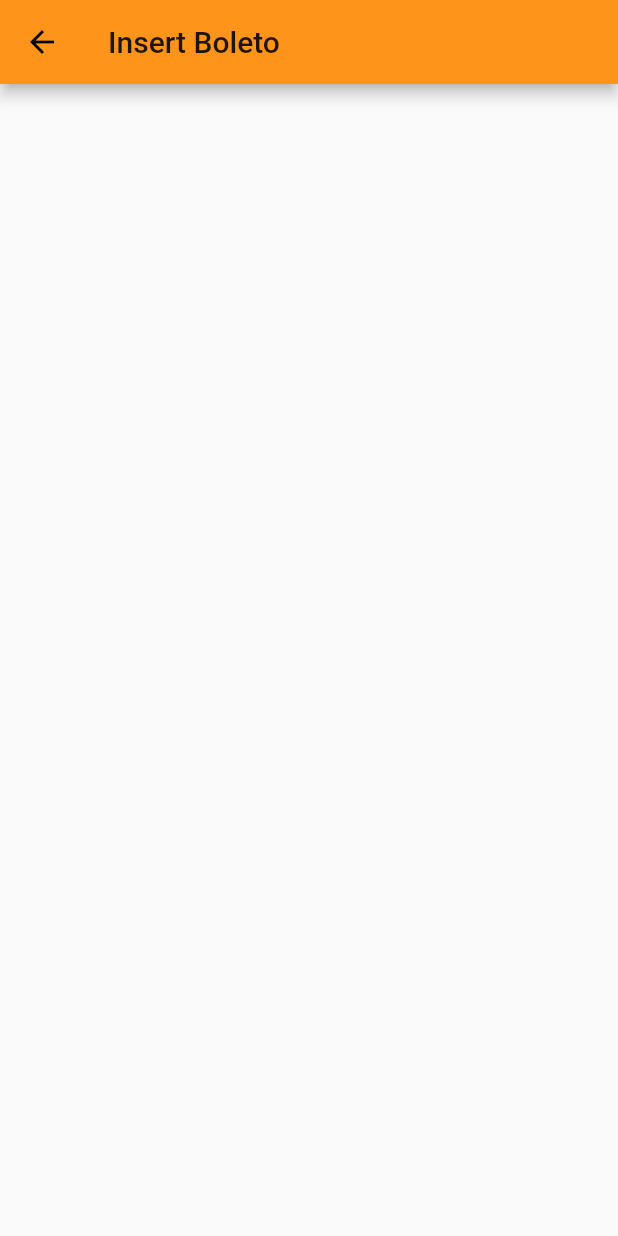
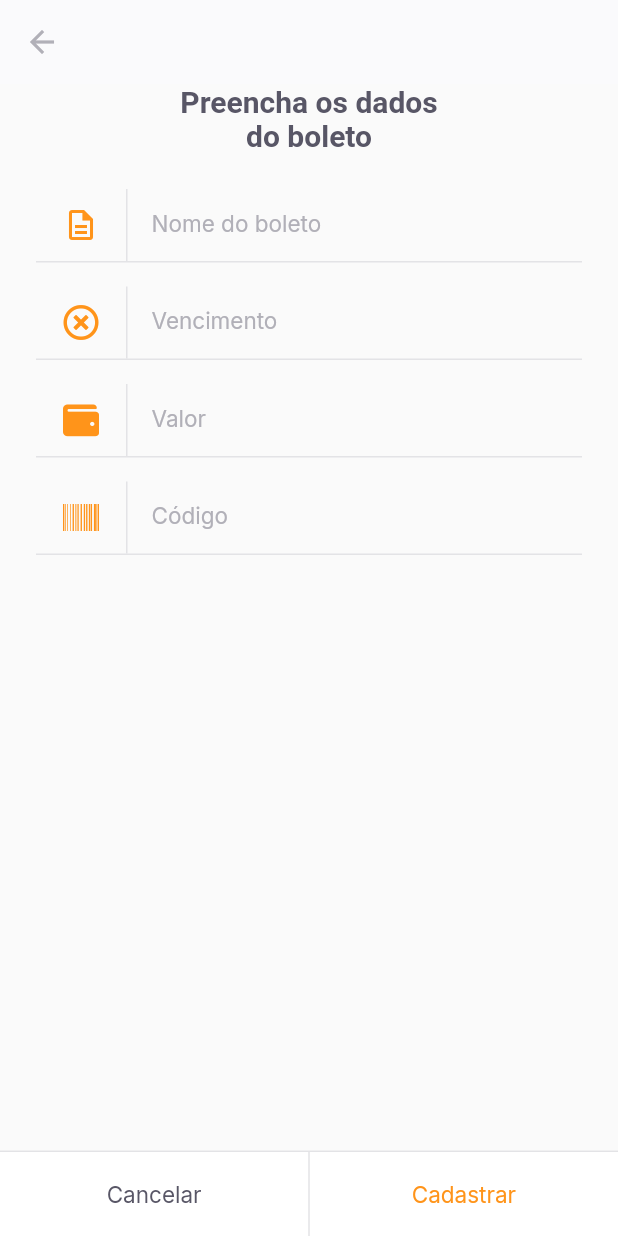
Before and after one commit to lucaswilliamgomes/payflow, a Flutter app: the InsertBoletoPage screen opened by its route, on a phone screen of 412 x 824 dp. Run offline on Flutter 3.47's test engine with Material 2 defaults, Android fonts, the phone set to English and light mode, and no system bars; our stand-ins replace camera, firebase_core, flutter_masked_text2, font_awesome_flutter, google_fonts, google_sign_in and 2 more; missing offline and left inert: google_ml_kit; accounts and stored records are empty.

Commit message:
Initialize creation insert boleto page

```diff
--- a/lib/modules/home/home_page.dart
+++ b/lib/modules/home/home_page.dart
@@ -69,7 +69,8 @@ class _HomePageState extends State<HomePage> {
                 )),
             GestureDetector(
               onTap: () {
-                Navigator.pushNamed(context, "/barcode_scanner");
+                //Navigator.pushNamed(context, "/barcode_scanner");
+                Navigator.pushNamed(context, "/insert_boleto");
               },
               child: Container(
                 width: 56,
--- a/lib/modules/insert_boleto/insert_boleto_page.dart
+++ b/lib/modules/insert_boleto/insert_boleto_page.dart
@@ -1,13 +1,93 @@
 import 'package:flutter/material.dart';
+import 'package:flutter_masked_text2/flutter_masked_text2.dart';
+import 'package:font_awesome_flutter/font_awesome_flutter.dart';
+import 'package:payflow/shared/themes/app_colors.dart';
+import 'package:payflow/shared/themes/app_text_styles.dart';
+import 'package:payflow/shared/widgets/input_text/input_text_widget.dart';
+import 'package:payflow/shared/widgets/set_label_buttons/set_label_buttons.dart';
 
-class InsertBoletoPage extends StatelessWidget {
-  const InsertBoletoPage({Key? key}) : super(key: key);
+class InsertBoletoPage extends StatefulWidget {
+  final String? barcode;
+  const InsertBoletoPage({Key? key, this.barcode}) : super(key: key);
+
+  @override
+  _InsertBoletoPageState createState() => _InsertBoletoPageState();
+}
+
+class _InsertBoletoPageState extends State<InsertBoletoPage> {
+  final moneyInputTextController =
+      MoneyMaskedTextController(leftSymbol: "R\$", decimalSeparator: ",");
+
+  final dueDataInputTextController = MaskedTextController(mask: "00/00/0000");
+  final barcodeInputTextController = TextEditingController();
+
+  @override
+  void initState() {
+    if (widget.barcode != null) {
+      barcodeInputTextController.text = widget.barcode!;
+    }
+    super.initState();
+  }
 
   @override
   Widget build(BuildContext context) {
     return Scaffold(
       appBar: AppBar(
-        title: Text('Insert Boleto'),
+        backgroundColor: AppColors.shape,
+        elevation: 0,
+        leading: BackButton(
+          color: AppColors.input,
+        ),
+      ),
+      body: Padding(
+        padding: const EdgeInsets.symmetric(horizontal: 24),
+        child: Column(
+          children: [
+            Padding(
+              padding: const EdgeInsets.symmetric(horizontal: 93),
+              child: Text(
+                "Preencha os dados do boleto",
+                style: TextStyles.titleBoldHeading,
+                textAlign: TextAlign.center,
+              ),
+            ),
+            SizedBox(
+              height: 24,
+            ),
+            InputTextWidget(
+              label: "Nome do boleto",
+              icon: Icons.description_outlined,
+              onChanged: (value) {},
+            ),
+            InputTextWidget(
+              controller: dueDataInputTextController,
+              label: "Vencimento",
+              icon: FontAwesomeIcons.timesCircle,
+              onChanged: (value) {},
+            ),
+            InputTextWidget(
+              controller: moneyInputTextController,
+              label: "Valor",
+              icon: FontAwesomeIcons.wallet,
+              onChanged: (value) {},
+            ),
+            InputTextWidget(
+              controller: barcodeInputTextController,
+              label: "Código",
+              icon: FontAwesomeIcons.barcode,
+              onChanged: (value) {},
+            ),
+          ],
+        ),
+      ),
+      bottomNavigationBar: SetLabelButtons(
+        primaryLabel: "Cancelar",
+        primaryOnPressed: () {
+          Navigator.pop(context);
+        },
+        secondaryLabel: "Cadastrar",
+        secondaryOnPressed: () {},
+        enableSecondaryColor: true,
       ),
     );
   }
--- a/lib/shared/auth/auth_controller.dart
+++ b/lib/shared/auth/auth_controller.dart
@@ -11,9 +11,9 @@ class AuthController {
     if (user != null) {
       _user = user;
       saveUser(user);
-      Navigator.pushReplacementNamed(context, "/home");
+      Navigator.pushNamedAndRemoveUntil(context, "/home", (route) => false);
     } else {
-      Navigator.pushReplacementNamed(context, "/login");
+      Navigator.pushNamedAndRemoveUntil(context, "/login", (route) => false);
     }
   }
 
--- a/lib/shared/themes/app_colors.dart
+++ b/lib/shared/themes/app_colors.dart
@@ -1,4 +1,4 @@
-import  'package:flutter/material.dart';
+import 'package:flutter/material.dart';
 
 class AppColors {
   static final primary = Color(0xFFFF941A);
@@ -9,4 +9,5 @@ class AppColors {
   static final stroke = Color(0xFFE3E3E6);
   static final shape = Color(0xFFFAFAFC);
   static final background = Color(0xFFFFFFFF);
+  static final input = Color(0xFFB1B0B8);
 }
--- a/lib/shared/themes/app_text_styles.dart
+++ b/lib/shared/themes/app_text_styles.dart
@@ -108,4 +108,14 @@ class TextStyles {
     fontWeight: FontWeight.w600,
     color: AppColors.body,
   );
+  static final input = GoogleFonts.inter(
+    fontSize: 15,
+    fontWeight: FontWeight.w600,
+    color: AppColors.heading,
+  );
+  static final labelInput = GoogleFonts.inter(
+    fontSize: 15,
+    fontWeight: FontWeight.w400,
+    color: AppColors.input,
+  );
 }
--- /dev/null
+++ b/lib/shared/widgets/input_text/input_text_widget.dart
@@ -0,0 +1,64 @@
+import 'package:flutter/material.dart';
+import 'package:payflow/shared/themes/app_colors.dart';
+import 'package:payflow/shared/themes/app_text_styles.dart';
+
+class InputTextWidget extends StatelessWidget {
+  final String label;
+  final IconData icon;
+  final String? initialValue;
+  final String? Function(String?)? validator;
+  final TextEditingController? controller;
+  final void Function(String value) onChanged;
+
+  const InputTextWidget({
+    Key? key,
+    required this.label,
+    required this.icon,
+    this.initialValue,
+    this.validator,
+    this.controller,
+    required this.onChanged,
+  }) : super(key: key);
+
+  @override
+  Widget build(BuildContext context) {
+    return Padding(
+      padding: const EdgeInsets.only(bottom: 16),
+      child: Column(
+        children: [
+          TextFormField(
+            style: TextStyles.input,
+            decoration: InputDecoration(
+              contentPadding: EdgeInsets.zero,
+              labelText: label,
+              labelStyle: TextStyles.labelInput,
+              border: InputBorder.none,
+              icon: Row(
+                mainAxisSize: MainAxisSize.min,
+                children: [
+                  Padding(
+                    padding: const EdgeInsets.symmetric(horizontal: 18.0),
+                    child: Icon(
+                      icon,
+                      color: AppColors.primary,
+                    ),
+                  ),
+                  Container(
+                    width: 1,
+                    height: 48,
+                    color: AppColors.stroke,
+                  )
+                ],
+              ),
+            ),
+          ),
+          Divider(
+            height: 1,
+            thickness: 1,
+            color: AppColors.stroke,
+          )
+        ],
+      ),
+    );
+  }
+}
--- a/lib/shared/widgets/set_label_buttons/set_label_buttons.dart
+++ b/lib/shared/widgets/set_label_buttons/set_label_buttons.dart
@@ -10,6 +10,7 @@ class SetLabelButtons extends StatelessWidget {
   final String secondaryLabel;
   final VoidCallback secondaryOnPressed;
   final bool enablePrimaryColor;
+  final bool enableSecondaryColor;
   const SetLabelButtons({
     Key? key,
     required this.primaryLabel,
@@ -17,12 +18,22 @@ class SetLabelButtons extends StatelessWidget {
     required this.secondaryLabel,
     required this.secondaryOnPressed,
     this.enablePrimaryColor = false,
+    this.enableSecondaryColor = false,
   }) : super(key: key);
 
   @override
   Widget build(BuildContext context) {
     return Container(
-      color: AppColors.shape,
+      color: AppColors.background,
+      height: 57,
+      child: Column(
+        children: [
+          Divider(
+            thickness: 1,
+            height: 1,
+            color: AppColors.stroke,
+          ),
+          Container(
             height: 56,
             child: Row(
               children: [
@@ -38,6 +49,11 @@ class SetLabelButtons extends StatelessWidget {
                   child: LabelButton(
                     label: secondaryLabel,
                     onPressed: secondaryOnPressed,
+                    style:
+                        enableSecondaryColor ? TextStyles.buttonPrimary : null,
+                  ),
+                ),
+              ],
             ),
           ),
         ],
--- a/pubspec.yaml
+++ b/pubspec.yaml
@@ -21,6 +21,8 @@ dependencies:
   camera: ^0.8.1+5
   image_picker: ^0.8.2
   image_picker_for_web: ^2.1.0
+  font_awesome_flutter: ^9.1.0
+  flutter_masked_text2: ^0.9.1
 
 dev_dependencies:
   flutter_test:
```
Also changed, not shown: pubspec.lock. Lines whose indentation alone changed are shown as unchanged.
